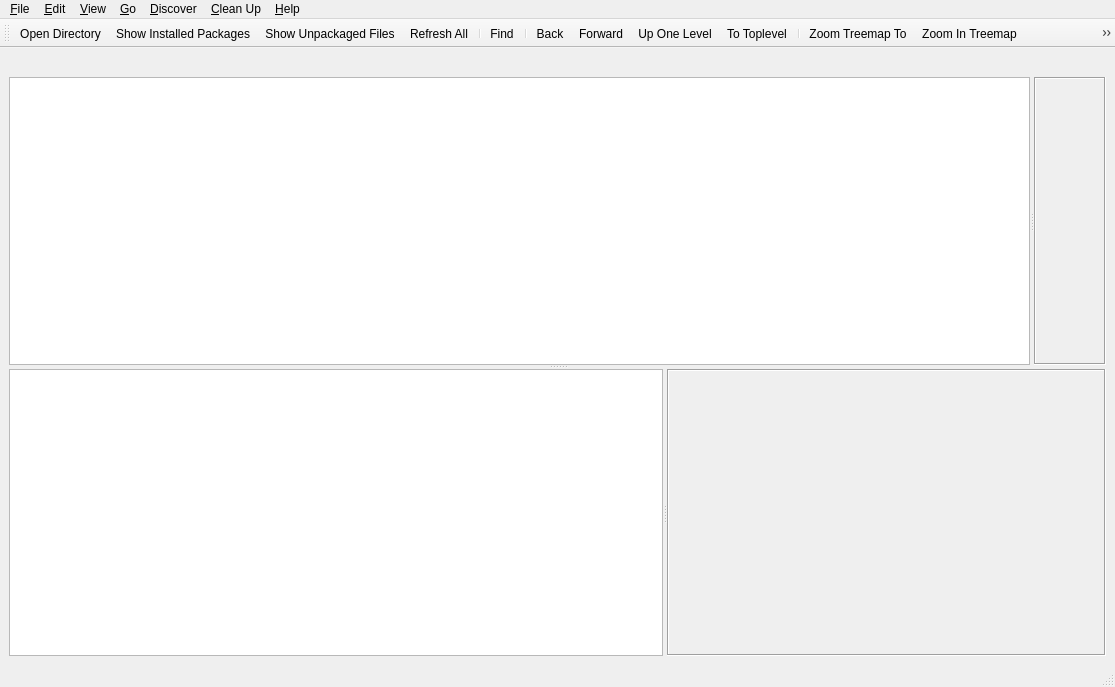
Above: src/main-window.ui from Lithopsian/qt6dirstat before the change. Below: the same form after it.
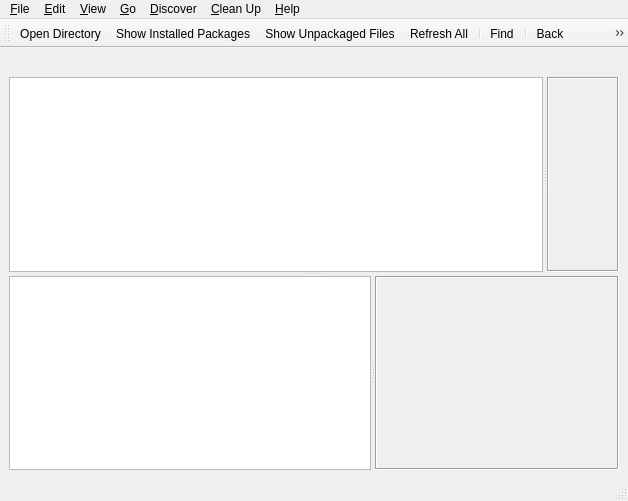
That is the form after the change. Icons and pictures are not drawn. Custom widgets are drawn as their Qt base class.

Patch:
```diff
--- a/src/main-window.ui
+++ b/src/main-window.ui
@@ -7,8 +7,8 @@
    <rect>
     <x>0</x>
     <y>0</y>
-    <width>1115</width>
-    <height>687</height>
+    <width>628</width>
+    <height>501</height>
    </rect>
   </property>
   <property name="windowIcon">
@@ -121,7 +121,7 @@
            <x>0</x>
            <y>0</y>
            <width>79</width>
-           <height>280</height>
+           <height>187</height>
           </rect>
          </property>
         </widget>
@@ -162,6 +162,14 @@
    </layout>
   </widget>
   <widget class="QMenuBar" name="menubar">
+   <property name="geometry">
+    <rect>
+     <x>0</x>
+     <y>0</y>
+     <width>628</width>
+     <height>21</height>
+    </rect>
+   </property>
    <widget class="QMenu" name="menuFile">
     <property name="title">
      <string>&amp;File</string>
```
Left out of the diff: 19 changed lines with no effect on the pictures.
